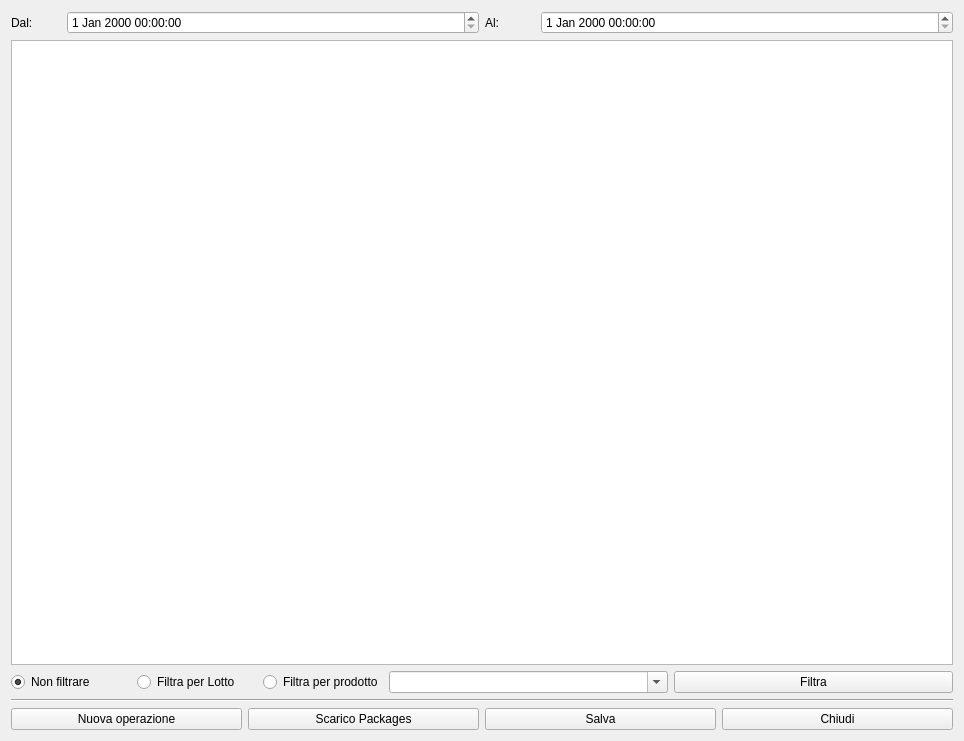
Above: hwarehouse.ui from fblabs/hamlet-mod-sancon before the change. Below: the same form after it.
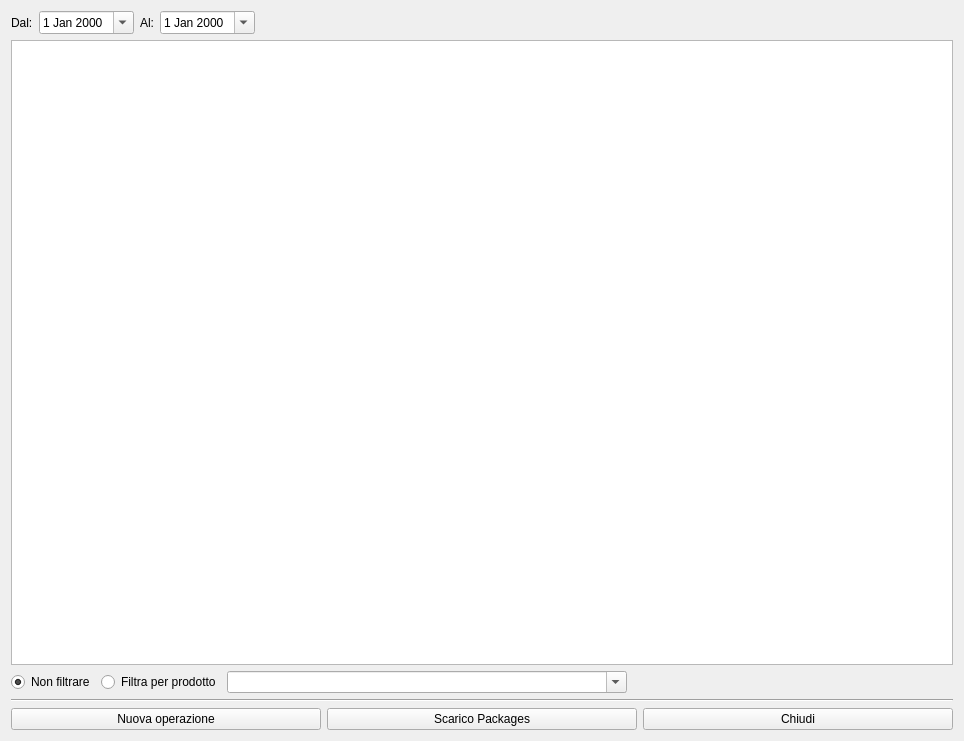
That is the form after the change. Icons and pictures are not drawn.

Diff of the .ui file:
```diff
--- a/hwarehouse.ui
+++ b/hwarehouse.ui
@@ -37,7 +37,31 @@
       </widget>
      </item>
      <item row="0" column="1">
-      <widget class="QDateTimeEdit" name="deDateFrom"/>
+      <widget class="QDateEdit" name="deDateFrom">
+       <property name="calendarPopup">
+        <bool>true</bool>
+       </property>
+      </widget>
+     </item>
+     <item row="0" column="4">
+      <spacer name="horizontalSpacer">
+       <property name="orientation">
+        <enum>Qt::Horizontal</enum>
+       </property>
+       <property name="sizeHint" stdset="0">
+        <size>
+         <width>40</width>
+         <height>20</height>
+        </size>
+       </property>
+      </spacer>
+     </item>
+     <item row="0" column="3">
+      <widget class="QDateEdit" name="deDateTo">
+       <property name="calendarPopup">
+        <bool>true</bool>
+       </property>
+      </widget>
      </item>
      <item row="0" column="2">
       <widget class="QLabel" name="label_2">
@@ -52,13 +76,16 @@
        </property>
       </widget>
      </item>
-     <item row="0" column="3">
-      <widget class="QDateTimeEdit" name="deDateTo"/>
-     </item>
     </layout>
    </item>
    <item>
     <widget class="QTableView" name="tableView">
+     <property name="editTriggers">
+      <set>QAbstractItemView::NoEditTriggers</set>
+     </property>
+     <property name="selectionMode">
+      <enum>QAbstractItemView::SingleSelection</enum>
+     </property>
      <property name="selectionBehavior">
       <enum>QAbstractItemView::SelectRows</enum>
      </property>
@@ -75,42 +102,6 @@
    </item>
    <item>
     <layout class="QGridLayout" name="gridLayout_2">
-     <item row="0" column="3">
-      <widget class="QComboBox" name="cbFilter">
-       <property name="editable">
-        <bool>true</bool>
-       </property>
-       <property name="insertPolicy">
-        <enum>QComboBox::NoInsert</enum>
-       </property>
-      </widget>
-     </item>
-     <item row="0" column="2">
-      <widget class="QRadioButton" name="rbProdFilter">
-       <property name="maximumSize">
-        <size>
-         <width>120</width>
-         <height>16777215</height>
-        </size>
-       </property>
-       <property name="text">
-        <string>Filtra per prodotto</string>
-       </property>
-      </widget>
-     </item>
-     <item row="0" column="1">
-      <widget class="QRadioButton" name="rbLotfilter">
-       <property name="maximumSize">
-        <size>
-         <width>120</width>
-         <height>16777215</height>
-        </size>
-       </property>
-       <property name="text">
-        <string>Filtra per Lotto</string>
-       </property>
-      </widget>
-     </item>
      <item row="0" column="0">
       <widget class="QRadioButton" name="rbNoFilter">
        <property name="maximumSize">
@@ -127,23 +118,48 @@
        </property>
       </widget>
      </item>
-     <item row="0" column="4">
-      <widget class="QPushButton" name="pushButton">
+     <item row="0" column="1">
+      <widget class="QRadioButton" name="rbProdFilter">
+       <property name="maximumSize">
+        <size>
+         <width>120</width>
+         <height>16777215</height>
+        </size>
+       </property>
        <property name="text">
-        <string>Filtra</string>
+        <string>Filtra per prodotto</string>
        </property>
-       <property name="icon">
-        <iconset resource="icons.qrc">
-         <normaloff>:/Resources/Search.PNG</normaloff>:/Resources/Search.PNG</iconset>
-       </property>
-       <property name="iconSize">
+      </widget>
+     </item>
+     <item row="0" column="3">
+      <widget class="QComboBox" name="cbFilter">
+       <property name="minimumSize">
         <size>
-         <width>24</width>
-         <height>24</height>
+         <width>400</width>
+         <height>0</height>
         </size>
        </property>
+       <property name="editable">
+        <bool>true</bool>
+       </property>
+       <property name="insertPolicy">
+        <enum>QComboBox::NoInsert</enum>
+       </property>
       </widget>
      </item>
+     <item row="0" column="4">
+      <spacer name="horizontalSpacer_2">
+       <property name="orientation">
+        <enum>Qt::Horizontal</enum>
+       </property>
+       <property name="sizeHint" stdset="0">
+        <size>
+         <width>688</width>
+         <height>20</height>
+        </size>
+       </property>
+      </spacer>
+     </item>
     </layout>
    </item>
    <item>
@@ -189,23 +205,6 @@
        </property>
       </widget>
      </item>
-     <item>
-      <widget class="QPushButton" name="pushButton_3">
-       <property name="text">
-        <string>Salva</string>
-       </property>
-       <property name="icon">
-        <iconset resource="icons.qrc">
-         <normaloff>:/Resources/save-icon.png</normaloff>:/Resources/save-icon.png</iconset>
-       </property>
-       <property name="iconSize">
-        <size>
-         <width>32</width>
-         <height>32</height>
-        </size>
-       </property>
-      </widget>
-     </item>
      <item>
       <widget class="QPushButton" name="pushButton_4">
        <property name="text">
```
